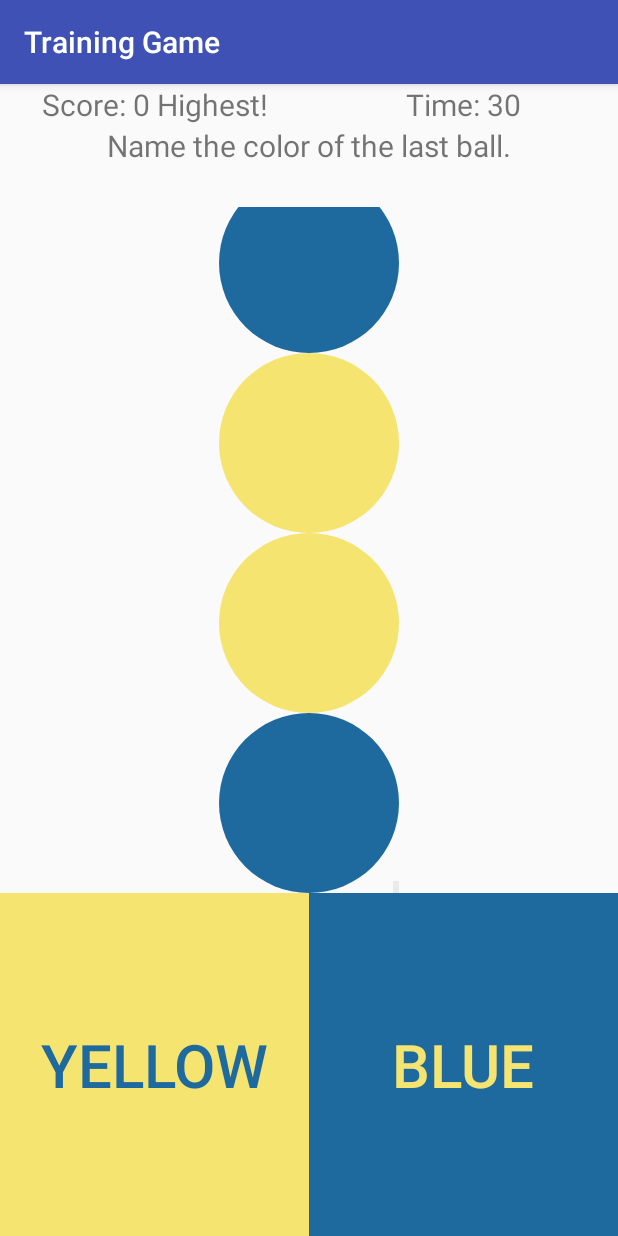
After one commit to Howard-HS/Stroke-Assistant, an Android app: the MemGameActivity screen opened directly, with no data from a screen before it, on a phone screen of 412 x 824 dp. The commit adds this screen. Run offline under Robolectric (Android 15) with nearby library versions, the phone set to English and light mode, and no system bars.

Commit message:
Game Implemented (#2)
* Game Implemented

target: animation drop of BALLS when guess is correct

* Increase Readability, commented most of the function. ball unclickable

design ahh....... later la HAHAHAHA

* Changed Naming Convention, auto indented, chaneged Listener, change getHigestScore

WA HA HA

* Changed upon request

Changed text styling,
Changed txtWrong to txtMessage as it shows multiple message,
Refactored evaluateGuessResult,
Added showMessage, HideMessage, showTheEnd()

* updated neccesary thgs

cxzxcxzcxcz

```diff
--- /dev/null
+++ b/app/src/main/java/aad/assignment/strokeassistant/GameAdapter.java
@@ -0,0 +1,84 @@
+package aad.assignment.strokeassistant;
+
+import android.content.Context;
+import android.view.LayoutInflater;
+import android.view.View;
+import android.view.ViewGroup;
+import android.widget.ArrayAdapter;
+import android.widget.TextView;
+
+import java.util.ArrayList;
+
+/**
+ * Created by Hau Cherng on 6/6/2016.
+ */
+
+//this is previous apps, currently abandoned.
+//can delete if you felt like
+//
+//
+//         DITCHED
+//
+//
+//          ok?
+
+public class GameAdapter extends ArrayAdapter<Integer> {
+    private ArrayList<Integer> intList;
+    public GameAdapter(Context context, ArrayList<Integer> items)
+    {
+        super(context,0,items);
+        this.intList =items;
+
+        getFilter();
+    }
+
+    @Override
+    public Integer getItem(int i) {
+        return intList.get(i);
+    }
+
+
+    public Integer size() {
+        return intList.size();
+    }
+
+
+    public void removeLastItem() {
+       intList.remove(size()-1);
+        notifyDataSetChanged();
+    }
+
+    public void reset(ArrayList<Integer> newList) {
+        intList=newList;
+        notifyDataSetChanged();
+    }
+
+    @Override
+    public View getView(int position, View convertView, ViewGroup parent) {
+        final ViewHolder holder;
+        Integer integer= getItem(position);
+        if(convertView==null) {
+            LayoutInflater inflater = (LayoutInflater) getContext().getSystemService(Context.LAYOUT_INFLATER_SERVICE);
+            convertView = inflater.inflate(R.layout.game_list_adapter, parent, false);
+            holder = new ViewHolder();
+            convertView.setTag(holder);
+
+        }
+        else
+        {
+            holder=(ViewHolder) convertView.getTag();
+        }
+
+        if(integer==1)
+            convertView.setBackgroundResource(R.drawable.blue_ball);
+        else
+            convertView.setBackgroundResource(R.drawable.yellow_ball);
+
+        return convertView;
+    }
+
+    static class ViewHolder {
+        View view;
+    }
+
+}
--- /dev/null
+++ b/app/src/main/java/aad/assignment/strokeassistant/MemGameActivity.java
@@ -0,0 +1,232 @@
+package aad.assignment.strokeassistant;
+
+
+import android.app.Dialog;
+import android.content.Context;
+import android.content.SharedPreferences;
+import android.os.CountDownTimer;
+import android.support.v7.app.AppCompatActivity;
+import android.os.Bundle;
+import android.view.MotionEvent;
+import android.view.View;
+import android.widget.Button;
+import android.widget.ListView;
+import android.widget.TextView;
+
+import java.util.concurrent.ThreadLocalRandom;
+
+import java.util.ArrayList;
+
+public class MemGameActivity extends AppCompatActivity{
+    SharedPreferences sharedPreferences;
+    SharedPreferences.Editor editor;
+
+    GameAdapter adapter;
+    ArrayList<Integer> arrayOfColors=new ArrayList<>();
+    Button btnYellow;
+    Button btnBlue;
+    ListView listView;
+    TextView txtScore;
+    TextView txtMessage;
+    TextView txtTimer;
+    CountDownTimer timer;
+    static Dialog dialog ;
+
+    private final static String PREFERENCES_KEY ="mem_game";
+    int highestScore;
+    int currentScore =0;
+    private static final int MAX_NUM_OF_BALLS =999999;
+    private static final int GAME_DURATION =30000;
+    private static final int TIME_INTERVAL =1000;
+    private static final int YELLOW_BALL=0;
+    private static final int BLUE_BALL=1;
+
+
+    @Override
+    protected void onCreate(Bundle savedInstanceState) {
+        super.onCreate(savedInstanceState);
+        setContentView(R.layout.activity_mem_game);
+        sharedPreferencesInit();
+        generateBalls();
+        initView();
+
+
+        listView.setAdapter(adapter);
+        listView.setSelection(listView.getAdapter().getCount()-1);
+        listView.setOnTouchListener(new View.OnTouchListener() {
+
+            public boolean onTouch(View v, MotionEvent event) {
+                return event.getAction() == MotionEvent.ACTION_MOVE;
+            }
+        });
+
+        btnYellow.setOnClickListener(new View.OnClickListener() {
+            @Override
+            public void onClick(View v) {
+                evaluateGuessResult(v.getId());
+            }
+        });
+        btnBlue.setOnClickListener(new View.OnClickListener() {
+            @Override
+            public void onClick(View v) {
+                evaluateGuessResult(v.getId());
+            }
+        });
+
+        txtScore.setText(generateHighestScore(highestScore));
+        txtTimer.setText(String.format(getString(R.string.time),GAME_DURATION / 1000));
+
+
+        timer= new CountDownTimer(GAME_DURATION, TIME_INTERVAL) {
+
+            public void onTick(long millisUntilFinished) {
+
+                txtTimer.setText(String.format(getString(R.string.time),(millisUntilFinished / 1000)));
+            }
+
+            public void onFinish() {
+                stopGame();
+            }
+        };
+        dialog= new Dialog(MemGameActivity.this);
+        dialog.setContentView((R.layout.game_custom_dialog));
+        dialog.setTitle(generateHighestScore(highestScore));
+        dialog.setCancelable(false);
+        final Button start = (Button) dialog.findViewById(R.id.btn_start);
+        start.setOnClickListener(new View.OnClickListener() {
+            @Override
+            public void onClick(View v) {
+                startGame();
+            }
+        });
+        dialog.show();
+    }
+
+    //stop the game
+    private void stopGame() {
+        txtTimer.setText(R.string.over);
+        if(currentScore > highestScore) {
+            highestScore = currentScore;
+            dialog.setTitle( generateHighestScore(highestScore));
+            updateHighestScore();
+        }
+        btnYellow.setClickable(false);
+        btnBlue.setClickable(false);
+        txtMessage.setText(R.string.time_is_up);
+        showMessage();
+        dialog.show();
+    }
+
+    private String generateHighestScore(int highestScore) {
+        return String.format(getString(+R.string.game_score),highestScore,getString(R.string.highest));
+    }
+
+
+    //Start the game
+    private void startGame() {
+        timer.start();
+        btnYellow.setClickable(true);
+        btnBlue.setClickable(true);
+
+        txtMessage.setText(R.string.wrong_please_try_again);
+        hideMessage();
+        currentScore =0;
+        dialog.dismiss();
+    }
+
+    //update the highest score in the database if the user get the highest score
+    private void updateHighestScore() {
+        editor  = sharedPreferences.edit();
+        editor.remove("highestScore");
+        editor.putInt("highestScore", currentScore);
+        editor.apply();
+    }
+
+    //find highest score previously, if not, return 0
+    private void sharedPreferencesInit() {
+        sharedPreferences=getSharedPreferences(PREFERENCES_KEY, Context.MODE_PRIVATE);
+        highestScore = sharedPreferences.getInt("highestScore", 0);
+    }
+
+    //initialize balls in the array
+    private void generateBalls() {
+        //0 is yellow, 1 is blue
+        for(int i = 0; i< MAX_NUM_OF_BALLS; i++){
+            int randomNum = ThreadLocalRandom.current().nextInt(YELLOW_BALL, BLUE_BALL + 1);
+            arrayOfColors.add(randomNum);
+        }
+    }
+
+    //initialize view
+    private void initView() {
+        adapter = new GameAdapter(this, arrayOfColors);
+        listView = (ListView) findViewById(R.id.list_view_ball);
+        btnYellow =(Button) findViewById(R.id.btn_yellow);
+        btnBlue =(Button) findViewById(R.id.btn_blue);
+        txtScore =(TextView) findViewById(R.id.txt_score) ;
+        txtMessage =(TextView) findViewById(R.id.txt_message) ;
+        txtTimer =(TextView) findViewById(R.id.txt_timer);
+    }
+
+    //evaluate whether user guess right.If user guessed it right, output result. Otherwise, show user that he answered incorrectly
+    private void evaluateGuessResult(int buttonId) {
+
+        boolean isYellowLast = false;
+        boolean isBlueLast = false;
+
+        if(!adapter.isEmpty()){
+            isYellowLast=adapter.getItem(adapter.size() - 1) == YELLOW_BALL;
+            isBlueLast=  adapter.getItem(adapter.size() - 1) == BLUE_BALL;
+        }
+
+
+        boolean yellowClicked = buttonId == R.id.btn_yellow;
+        boolean blueClicked = buttonId == R.id.btn_blue;
+
+        boolean correctPrediction = (yellowClicked && isYellowLast) || (blueClicked && isBlueLast);
+
+        if(adapter.isEmpty())
+            showTheEnd();
+        else if(correctPrediction)
+            updateScore();
+        else
+            showMessage();
+
+    }
+
+    private void showMessage() {
+        txtMessage.setVisibility(View.VISIBLE);
+    }
+    private void hideMessage() {
+        txtMessage.setVisibility(View.INVISIBLE);
+    }
+
+    private void showTheEnd() {
+        txtMessage.setText(getText(R.string.game_ending));
+        showMessage();
+    }
+
+    //update user current score
+    private void updateScore() {
+        adapter.removeLastItem();
+        hideMessage();
+        currentScore++;
+        txtScore.setText(String.format(getString(+R.string.game_score),currentScore,""));
+    }
+
+
+    //stop timer on pause to avoid badTokenException when user wanted to quit mid-game
+    @Override
+    protected void onPause() {
+        super.onPause();
+        timer.cancel();
+    }
+
+    //to ask user start the game.
+    @Override
+    protected void onResume() {
+        super.onResume();
+        if(!dialog.isShowing())
+            dialog.show();
+    }
+}
--- /dev/null
+++ b/app/src/main/res/drawable/blue_ball.xml
@@ -0,0 +1,11 @@
+<?xml version="1.0" encoding="utf-8"?>
+
+<shape xmlns:android="http://schemas.android.com/apk/res/android"
+    android:shape="oval" >
+    <solid
+        android:color="@color/minionBlue"
+        />
+    <size
+        android:width="120dp"
+        android:height="120dp"/>
+</shape>
--- /dev/null
+++ b/app/src/main/res/drawable/yellow_ball.xml
@@ -0,0 +1,12 @@
+<?xml version="1.0" encoding="utf-8"?>
+
+
+<shape xmlns:android="http://schemas.android.com/apk/res/android"
+    android:shape="oval" >
+    <solid
+        android:color="@color/minionYellow"
+        />
+    <size
+        android:width="120dp"
+        android:height="120dp"/>
+</shape>
--- a/app/src/main/res/layout/activity_main.xml
+++ b/app/src/main/res/layout/activity_main.xml
@@ -24,11 +24,11 @@
         android:text="Feature 2"/>
 
     <Button
-        android:id="@+id/button3"
+        android:id="@+id/btnToMemGame"
         android:layout_width="match_parent"
         android:layout_height="wrap_content"
         android:layout_margin="16dp"
-        android:text="Feature 3"/>
+        android:text="@string/mem_game"/>
 
     <Button
         android:id="@+id/button4"
--- /dev/null
+++ b/app/src/main/res/layout/activity_mem_game.xml
@@ -0,0 +1,131 @@
+<?xml version="1.0" encoding="utf-8"?>
+<LinearLayout xmlns:android="http://schemas.android.com/apk/res/android"
+    xmlns:app="http://schemas.android.com/apk/res-auto"
+    xmlns:tools="http://schemas.android.com/tools"
+    android:layout_width="match_parent"
+    android:layout_height="match_parent"
+    android:orientation="vertical"
+    tools:context="aad.assignment.strokeassistant.MemGameActivity">
+
+    <LinearLayout
+        android:layout_width="match_parent"
+        android:layout_height="wrap_content"
+        android:orientation="horizontal">
+
+        <LinearLayout
+            android:orientation="vertical"
+            android:layout_width="0dp"
+            android:layout_weight="1"
+            android:layout_height="wrap_content">
+            <TextView
+                android:id="@+id/txt_score"
+                android:layout_width="match_parent"
+                android:layout_height="wrap_content"
+                android:text="@string/game_score"
+                android:textAlignment="center"
+                android:textSize="20sp" />
+
+        </LinearLayout>
+        <LinearLayout
+            android:orientation="vertical"
+            android:layout_width="0dp"
+            android:layout_weight="1"
+            android:layout_height="wrap_content">
+
+            <TextView
+                android:id="@+id/txt_timer"
+                android:layout_width="match_parent"
+                android:layout_height="wrap_content"
+                android:text="@string/time"
+                android:textAlignment="center"
+                android:textSize="20sp" />
+        </LinearLayout>
+
+
+    </LinearLayout>
+
+    <TextView
+        android:layout_width="match_parent"
+        android:layout_height="wrap_content"
+        android:text="@string/game_title"
+        android:textAlignment="center"
+        android:textSize="20sp" />
+
+    <TextView
+        android:id="@+id/txt_message"
+        android:layout_width="match_parent"
+        android:layout_height="wrap_content"
+        android:textAlignment="center"
+        android:visibility="invisible"
+        android:textSize="20sp" />
+
+
+    <LinearLayout
+        android:id="@+id/layout_ball"
+        android:layout_width="match_parent"
+        android:layout_height="0dp"
+        android:layout_weight="2"
+        android:orientation="vertical">
+
+        <RelativeLayout
+            android:layout_width="match_parent"
+            android:layout_height="match_parent">
+
+            <ListView
+                android:id="@+id/list_view_ball"
+                android:layout_width="120dp"
+                android:layout_height="wrap_content"
+                android:divider="@null"
+                android:dividerHeight="0dp"
+                android:listSelector="@android:color/transparent"
+                android:layout_centerInParent="true"
+                >
+            </ListView>
+        </RelativeLayout>
+    </LinearLayout>
+
+    <LinearLayout
+        android:layout_width="match_parent"
+        android:layout_height="0dp"
+        android:layout_weight="1"
+        android:orientation="horizontal">
+
+        <LinearLayout
+            android:layout_width="0dp"
+            android:layout_height="match_parent"
+            android:layout_weight="1"
+            android:orientation="vertical">
+
+            <Button
+                android:id="@+id/btn_yellow"
+                android:layout_width="match_parent"
+                android:layout_height="match_parent"
+                android:background="@color/minionYellow"
+                android:textColor="@color/minionBlue"
+                android:textSize="40sp"
+                android:text="@string/yellow" />
+
+
+        </LinearLayout>
+
+        <LinearLayout
+            android:layout_width="0dp"
+            android:layout_height="match_parent"
+            android:layout_weight="1"
+            android:orientation="vertical">
+
+            <Button
+                android:id="@+id/btn_blue"
+                android:layout_width="match_parent"
+                android:textColor="@color/minionYellow"
+                android:layout_height="match_parent"
+                android:background="@color/minionBlue"
+                android:textSize="40sp"
+                android:text="@string/blue" />
+        </LinearLayout>
+
+
+    </LinearLayout>
+
+
+</LinearLayout>
--- /dev/null
+++ b/app/src/main/res/layout/game_list_adapter.xml
@@ -0,0 +1,14 @@
+<?xml version="1.0" encoding="utf-8"?>
+<LinearLayout xmlns:android="http://schemas.android.com/apk/res/android"
+    android:layout_width="wrap_content"
+    android:layout_height="wrap_content"
+    android:orientation="horizontal"
+    android:paddingLeft="16dp"
+    android:paddingRight="16dp"
+    >
+    <TextView
+        android:layout_width="50dp"
+        android:layout_height="50dp"
+        />
+
+</LinearLayout>
--- a/app/src/main/res/values/colors.xml
+++ b/app/src/main/res/values/colors.xml
@@ -3,4 +3,8 @@
     <color name="colorPrimary">#3F51B5</color>
     <color name="colorPrimaryDark">#303F9F</color>
     <color name="colorAccent">#FF4081</color>
+    <color name="minionYellow">#F5E470</color>
+    <color name="minionBlue">#1E6A9F</color>
+    <color name="colorGreen">#5bb90d</color>
+    <color name="colorWhite">#ffff</color>
 </resources>
--- a/app/src/main/res/values/strings.xml
+++ b/app/src/main/res/values/strings.xml
@@ -1,4 +1,17 @@
 <resources>
     <string name="app_name">Stroke Assistant</string>
     <string name="activity_predefined_text">Predefined Text</string>
+    <string name="game_title">Name the color of the last ball.</string>
+    <string name="yellow">yellow</string>
+    <string name="blue">blue</string>
+    <string name="activity_mem_game">Training Game</string>
+    <string name="mem_game">Training Game</string>
+    <string name="game_score">Score: %1$d %2$s</string>
+    <string name="wrong_please_try_again">Wrong! Please Try Again!</string>
+    <string name="time">Time: %1$d</string>
+    <string name="over">Over!</string>
+    <string name="start">Start!</string>
+    <string name="highest">Highest!</string>
+    <string name="time_is_up">Time\'s Up!</string>
+    <string name="game_ending">Welcome to the end of the world!</string>
 </resources>
```
Also changed, not shown: app/src/main/AndroidManifest.xml (+8 -3 lines), app/src/main/java/aad/assignment/strokeassistant/MainActivity.java (+9 -0 lines), app/src/main/res/layout/game_custom_dialog.xml (added, +16 -0 lines).
